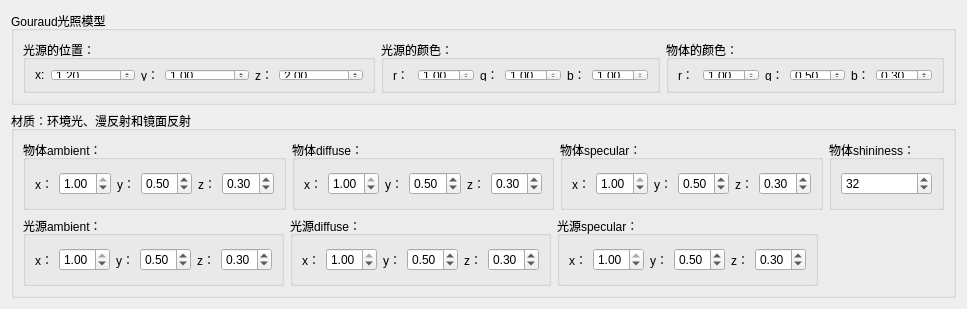
Above: 02-BaseLighting/04-material/material.ui from WeiMuYang/rendering-tool before the change. Below: the same form after it.
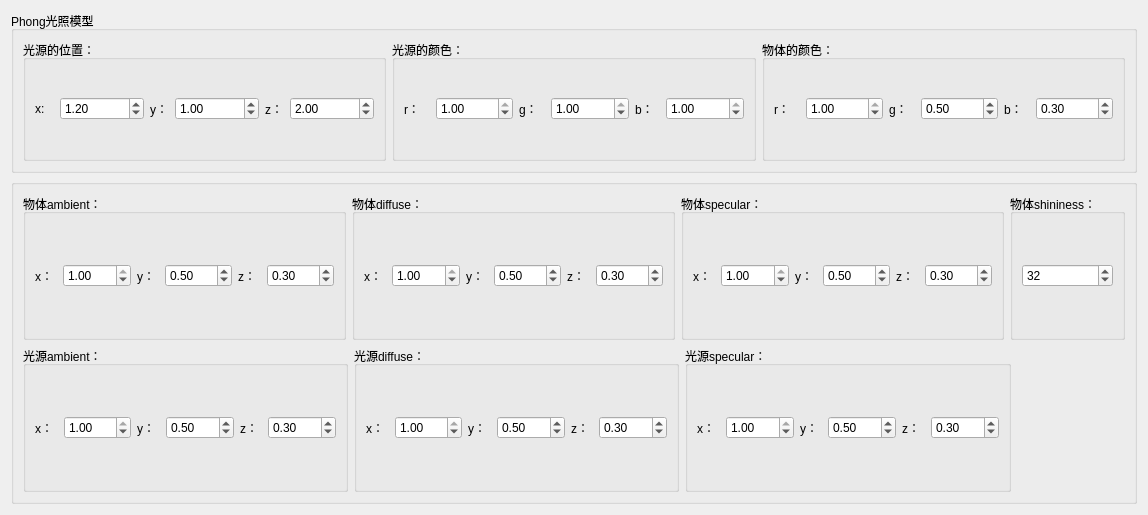
That is the form after the change.

Diff of the .ui file:
```diff
--- a/02-BaseLighting/04-material/material.ui
+++ b/02-BaseLighting/04-material/material.ui
@@ -6,8 +6,8 @@
    <rect>
     <x>0</x>
     <y>0</y>
-    <width>808</width>
-    <height>309</height>
+    <width>1148</width>
+    <height>515</height>
    </rect>
   </property>
   <property name="windowTitle">
@@ -23,7 +23,7 @@
       </size>
      </property>
      <property name="title">
-      <string>Gouraud光照模型</string>
+      <string>Phong光照模型</string>
      </property>
      <layout class="QVBoxLayout" name="verticalLayout">
       <item>
@@ -298,7 +298,7 @@
       </size>
      </property>
      <property name="title">
-      <string>材质：环境光、漫反射和镜面反射</string>
+      <string/>
      </property>
      <layout class="QVBoxLayout" name="verticalLayout_3">
       <item>
@@ -839,7 +839,7 @@
         <item>
          <widget class="QLabel" name="label_43">
           <property name="text">
-           <string>                                    </string>
+           <string/>
           </property>
          </widget>
         </item>
```
